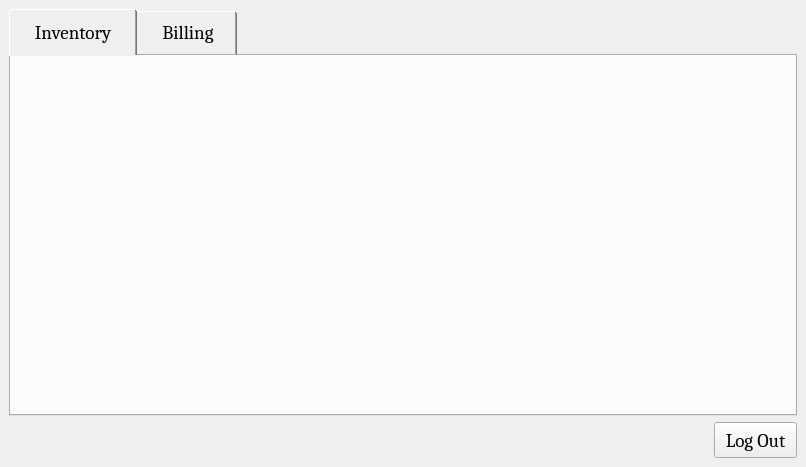
Old version of the form src/ui/home.ui in the repository Kashinathpat/Inventory-And-Billing.
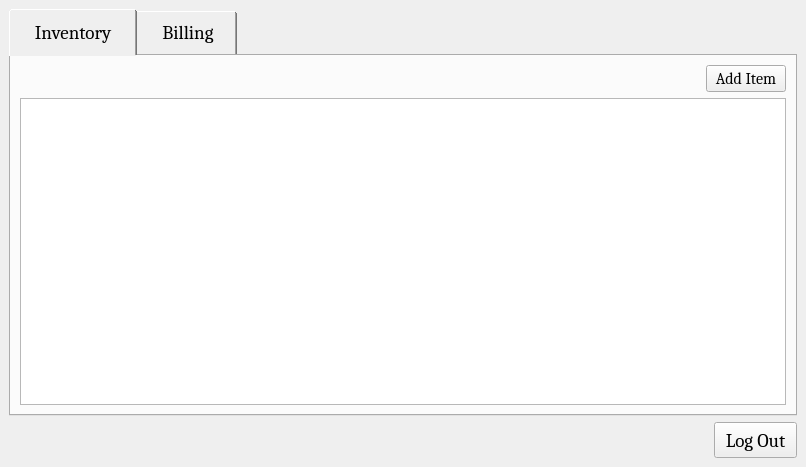
New version of the form.

Commit message: added showing db records

```diff
--- a/src/ui/home.ui
+++ b/src/ui/home.ui
@@ -41,6 +41,44 @@
        <attribute name="title">
         <string>Inventory</string>
        </attribute>
+       <layout class="QVBoxLayout" name="verticalLayout_2">
+        <item>
+         <layout class="QHBoxLayout" name="horizontalLayout">
+          <item>
+           <spacer name="horizontalSpacer_2">
+            <property name="orientation">
+             <enum>Qt::Horizontal</enum>
+            </property>
+            <property name="sizeType">
+             <enum>QSizePolicy::Expanding</enum>
+            </property>
+            <property name="sizeHint" stdset="0">
+             <size>
+              <width>40</width>
+              <height>20</height>
+             </size>
+            </property>
+           </spacer>
+          </item>
+          <item>
+           <widget class="QPushButton" name="addRecordButton">
+            <property name="font">
+             <font>
+              <family>Cambria</family>
+              <pointsize>12</pointsize>
+             </font>
+            </property>
+            <property name="text">
+             <string>Add Item</string>
+            </property>
+           </widget>
+          </item>
+         </layout>
+        </item>
+        <item>
+         <widget class="QTableWidget" name="table"/>
+        </item>
+       </layout>
       </widget>
       <widget class="QWidget" name="billingTab">
        <attribute name="title">
```
The commit also changes 2 other files.
